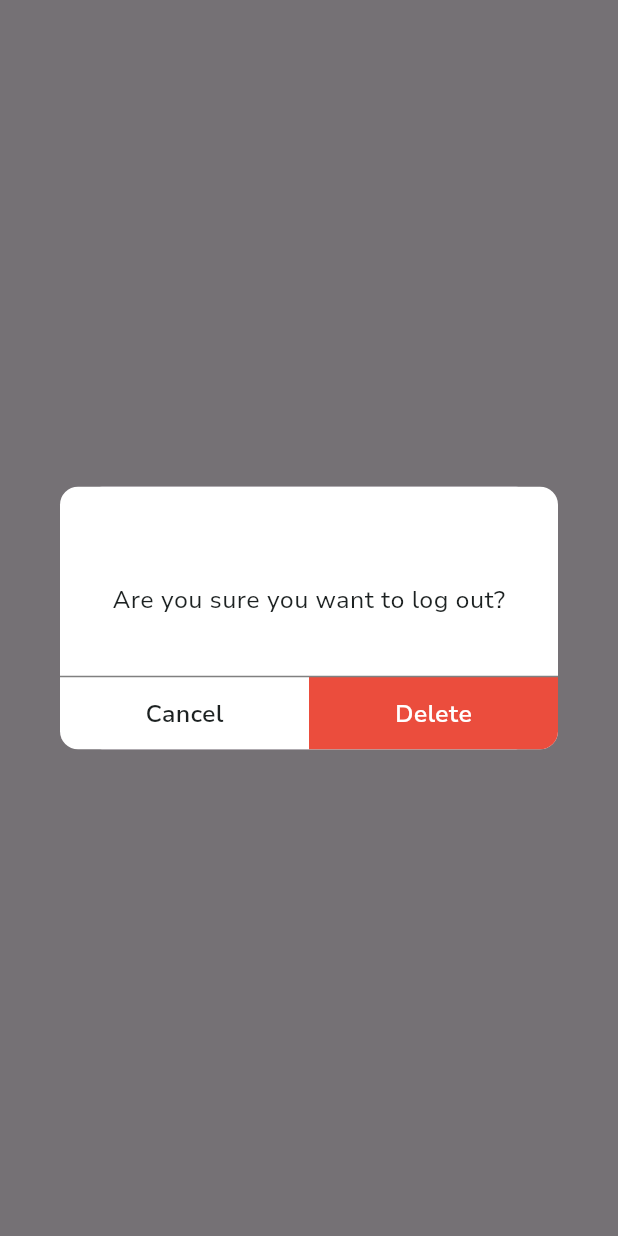
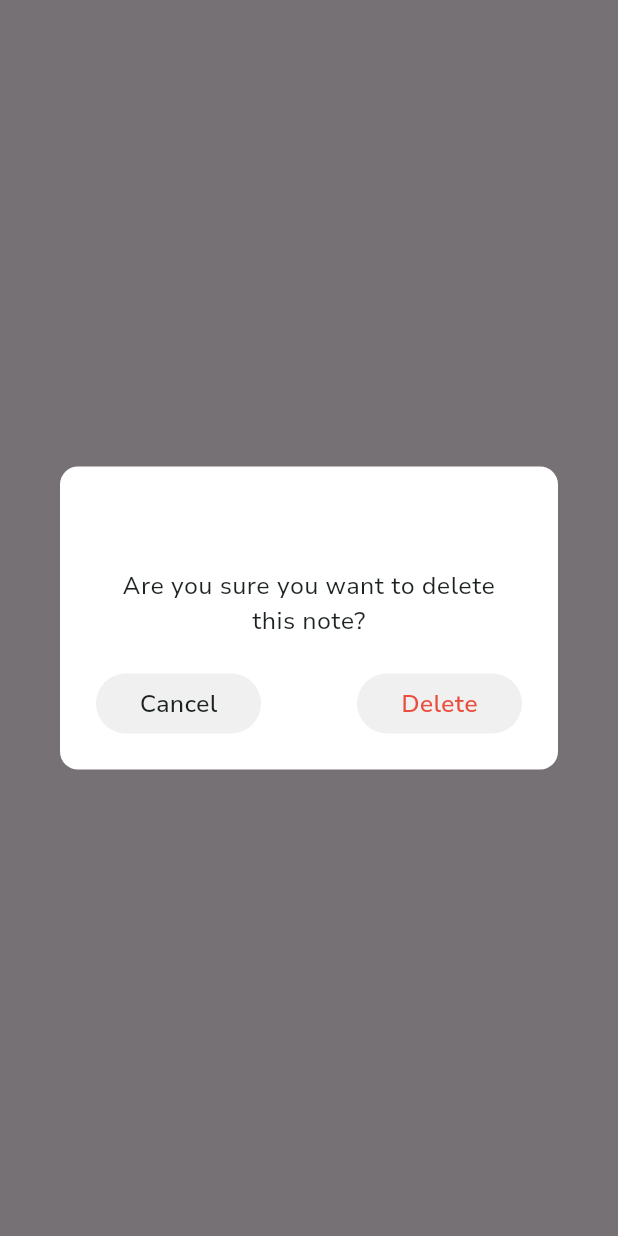
Before and after one commit to sowban-mohd/Notes-app-with-Flutter, a Flutter app: what showConfirmationDialog() shows on an empty page, opened directly with empty values, on a phone screen of 412 x 824 dp. Run offline on Flutter 3.47's test engine with Material 3 defaults, Android fonts, the phone set to English and light mode, and no system bars; our stand-ins replace cloud_firestore, firebase_auth, firebase_core, flutter_riverpod, go_router, shared_preferences; missing offline and left inert: password_strength; accounts and stored records are empty; generated files the repository leaves out were written again.

Commit message:
Redesigned confirmation dialog

```diff
--- a/lib/ui/widgets/confirmaton_dialog.dart
+++ b/lib/ui/widgets/confirmaton_dialog.dart
@@ -3,87 +3,78 @@ import '../theme/styles.dart';
 
 /// Displays a confirmation dialog before actions like Log Out, Note deletion
 Future<bool?> showConfirmationDialog(BuildContext context,
-    {required String? type}) {
+    {required String type}) {
   return showDialog<bool>(
       context: context,
       builder: (BuildContext context) {
         return Dialog(
-          child: Container(
-            padding: EdgeInsets.only(top: 14),
-            width: 350,
-            height: 175,
-            decoration: BoxDecoration(
-              borderRadius: BorderRadius.circular(12.0),
-              color: colorScheme.surfaceContainer,
-            ),
+          backgroundColor: colorScheme.surfaceContainer,
+          shape:
+              RoundedRectangleBorder(borderRadius: BorderRadius.circular(12.0)),
+          child: Padding(
+            padding: EdgeInsets.symmetric(vertical: 20, horizontal: 24),
             child: Column(
+              mainAxisSize: MainAxisSize.min,
               children: [
-                Padding(
-                  padding: EdgeInsets.only(top: 4, left: 20, right: 20),
-                  child: Column(children: [
                 Text(
-                      type!,
+                  type,
                   style: Styles.titleStyle(fontSize: 26.0),
                 ),
-                    SizedBox(
-                      height: 8.0,
-                    ),
-                    Text(
-                      type == 'Delete note'
-                          ? 'Are you sure you want to delete this note?'
-                          : type == 'Delete notes'
+                const SizedBox(height: 10),
+                Padding(
+                  padding: EdgeInsets.symmetric(horizontal: 6.0),
+                  child: Text(
+                    type == 'Quit App'
+                        ? 'Are you sure you want to quit the app?'
+                        : type == 'Log Out'
+                            ? 'Are you sure you want to log out?'
+                            : type == 'Delete Notes'
                                 ? 'Are you sure you want to delete these notes?'
-                              : 'Are you sure you want to log out?',
+                                : 'Are you sure you want to delete this note?',
+                    style: Styles.subtitleStyle(fontSize: 16.0),
                     textAlign: TextAlign.center,
-                      style: Styles.subtitleStyle(fontSize: 16.0),
-                    ),
-                  ]),
-                ),
-                const Spacer(),
-                Row(
-                  children: [
-                    Expanded(
-                      child: Container(
-                        decoration: BoxDecoration(
-                          border: Border(
-                            top: BorderSide(
-                                color: colorScheme.outline, width: 1.0),
-
                   ),
                 ),
-                        child: TextButton(
+                const SizedBox(height: 20),
+                Row(
+                  mainAxisAlignment: MainAxisAlignment.spaceBetween,
+                  children: [
+                    ElevatedButton(
                       onPressed: () {
                         Navigator.of(context).pop(false);
                       },
+                      style: ElevatedButton.styleFrom(
+                          backgroundColor: Color(0xFFf0f0f0),
+                          elevation: 0,
+                          fixedSize: Size(110, 40),
+                          shape: RoundedRectangleBorder(
+                              borderRadius: BorderRadius.circular(24))),
                       child: Text(
                         'Cancel',
-                            style: Styles.w600texts(
-                                color: colorScheme.onSurface, fontSize: 16.0),
+                        style: Styles.universalFont(
+                            color: colorScheme.onSurface, fontSize: 16),
                       ),
                     ),
-                      ),
-                    ),
-                    Expanded(
-                      child: Container(
-                        decoration: BoxDecoration(
-                          color: colorScheme.error,
-                          borderRadius: BorderRadius.only(
-                              bottomRight: Radius.circular(12.0)),
-                          border: Border(
-                            top: BorderSide(
-                                color: colorScheme.outline, width: 1.0),
-                          ),
-                        ),
-                        child: TextButton(
+                    ElevatedButton(
                       onPressed: () {
                         Navigator.of(context).pop(true);
                       },
-                          child: Text(type == 'Log out' ? type : 'Delete',
-                              style: Styles.w600texts(
-                                  color: colorScheme.onError, fontSize: 16.0)),
+                      style: ElevatedButton.styleFrom(
+                          backgroundColor: Color(0xFFf0f0f0),
+                          elevation: 0,
+                          fixedSize: Size(110, 40),
+                          shape: RoundedRectangleBorder(
+                              borderRadius: BorderRadius.circular(24))),
+                      child: Text(
+                        type == 'Log Out'
+                            ? 'Log out'
+                            : type == 'Quit App'
+                                ? 'Quit'
+                                : 'Delete',
+                        style: Styles.universalFont(
+                            color: colorScheme.error, fontSize: 16),
                       ),
-                      ),
-                    ),
+                    )
                   ],
                 )
               ],
--- a/lib/ui/widgets/home_screen_widgets/note_app_bar.dart
+++ b/lib/ui/widgets/home_screen_widgets/note_app_bar.dart
@@ -104,7 +104,7 @@ class NoteAppBar extends ConsumerWidget implements PreferredSizeWidget {
                           onTap: () async {
                             bool? confirmation = await showConfirmationDialog(
                                 context,
-                                type: 'Log out');
+                                type: 'Log Out');
                             if (confirmation == true) {
                               await authNotifier.logOut();
                             }
@@ -115,8 +115,13 @@ class NoteAppBar extends ConsumerWidget implements PreferredSizeWidget {
                             'Quit app',
                             style: Styles.w500texts(fontSize: 15.0),
                           ),
-                          onTap: (){
-                            SystemNavigator.pop();
+                          onTap: () async {
+                            bool? confirmation = await showConfirmationDialog(
+                                context,
+                                type: 'Quit App');
+                            if (confirmation == true) {
+                              SystemNavigator.pop();
+                            }
                           },
                         ),
                       ]
--- a/lib/ui/widgets/home_screen_widgets/note_floating_button.dart
+++ b/lib/ui/widgets/home_screen_widgets/note_floating_button.dart
@@ -20,7 +20,7 @@ class NoteFloatingButton extends ConsumerWidget {
             tooltip: 'Delete note',
             onPressed: () async {
               String type =
-                  selectedNotes.length > 1 ? 'Delete notes' : 'Delete note';
+                  selectedNotes.length > 1 ? 'Delete Notes' : 'Delete Note';
               bool? confirmed =
                   await showConfirmationDialog(context, type: type);
               if (confirmed == true) {
```
Lines whose indentation alone changed are shown as unchanged.
